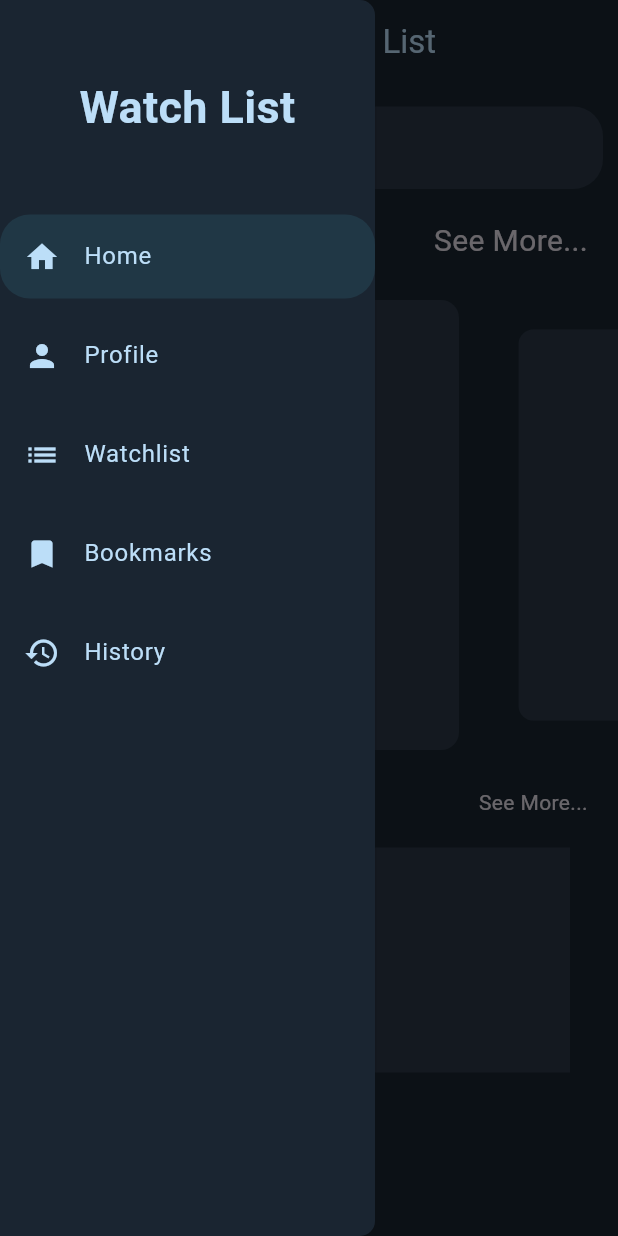
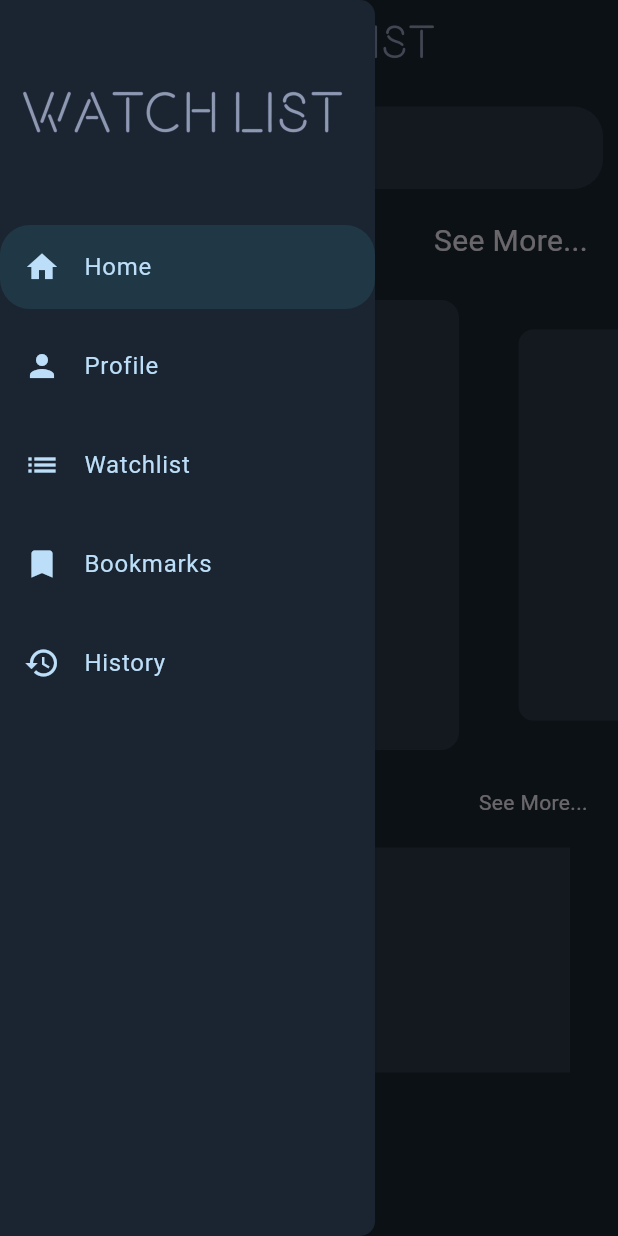
Before and after one commit to ekinutkuu/WatchList, a Flutter app: the screen it shows after launch, with the side drawer open, on a phone screen of 412 x 824 dp. Run offline on Flutter 3.47's test engine with Material 3 defaults, Android fonts, the phone set to English and light mode, and no system bars; drawn by our look-alikes of carousel_slider.

Commit message:
added: logo

```diff
--- a/lib/screens/home.dart
+++ b/lib/screens/home.dart
@@ -23,10 +23,13 @@ class _HomeState extends State<Home> {
 
       /* App Bar */
       appBar: AppBar(
-        title: Text("[Logo] Watch List",
-          style: TextStyle(color: LightBlue,),
+        title: Image.asset(
+          "assets/logo.png",
+          fit: BoxFit.cover,
+          height: 50.0,
+          filterQuality: FilterQuality.high,
         ),
-        backgroundColor: DarkBlue,
+        backgroundColor: Colors.transparent,
         iconTheme: IconThemeData(color: LightBlue),
         centerTitle: true,
       ),
--- a/lib/screens/sidebar.dart
+++ b/lib/screens/sidebar.dart
@@ -24,11 +24,11 @@ class SideBar extends StatelessWidget {
       child: ListView(
         children: [
           SizedBox(height: 50.0,),
-          Text("Watch List",
-          style: TextStyle(
-            fontSize: 30.0, fontWeight: FontWeight.bold, color: LightBlue,),
-            textAlign: TextAlign.center,
-          ),
+          Image.asset(
+            "assets/logo.png",
+            fit: BoxFit.cover,
+            height: 50.0,
+            filterQuality: FilterQuality.high,),
           SizedBox(height: 50.0,),
           ListTile(
             title: const Text("Home"),
--- a/pubspec.yaml
+++ b/pubspec.yaml
@@ -61,8 +61,8 @@ flutter:
   uses-material-design: true
 
   # To add assets to your application, add an assets section, like this:
-  # assets:
-  #   - images/a_dot_burr.jpeg
+  assets:
+    - assets/
   #   - images/a_dot_ham.jpeg
 
   # An image asset can refer to one or more resolution-specific "variants", see
```
Also changed, not shown: assets/logo.png (added).
